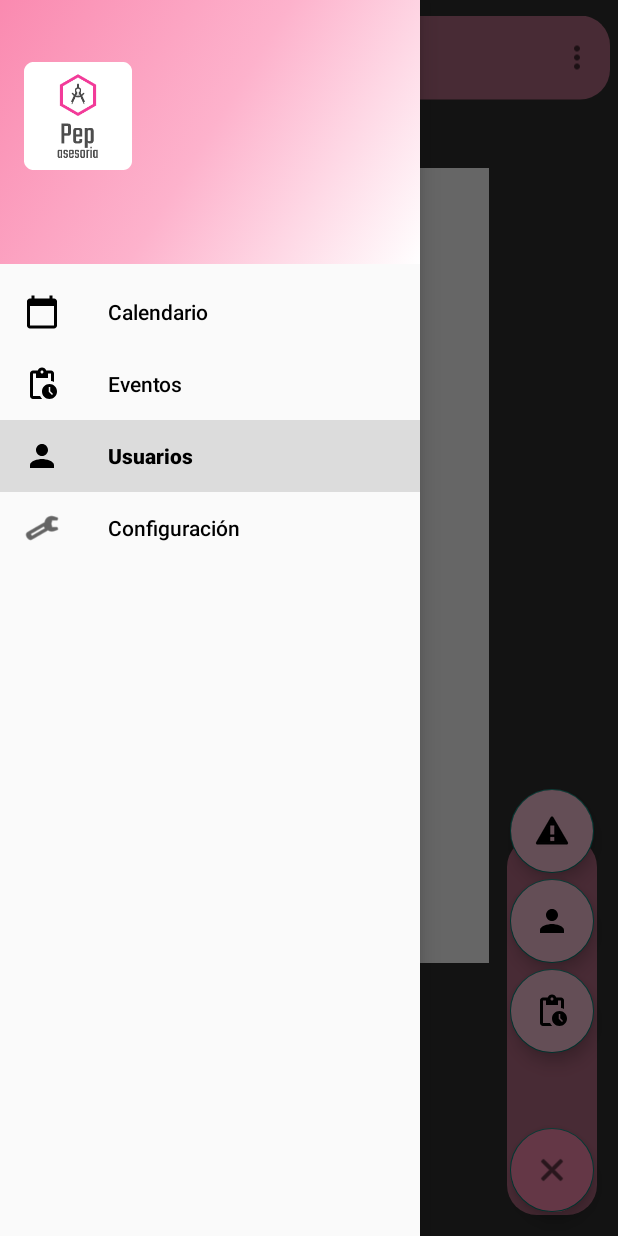
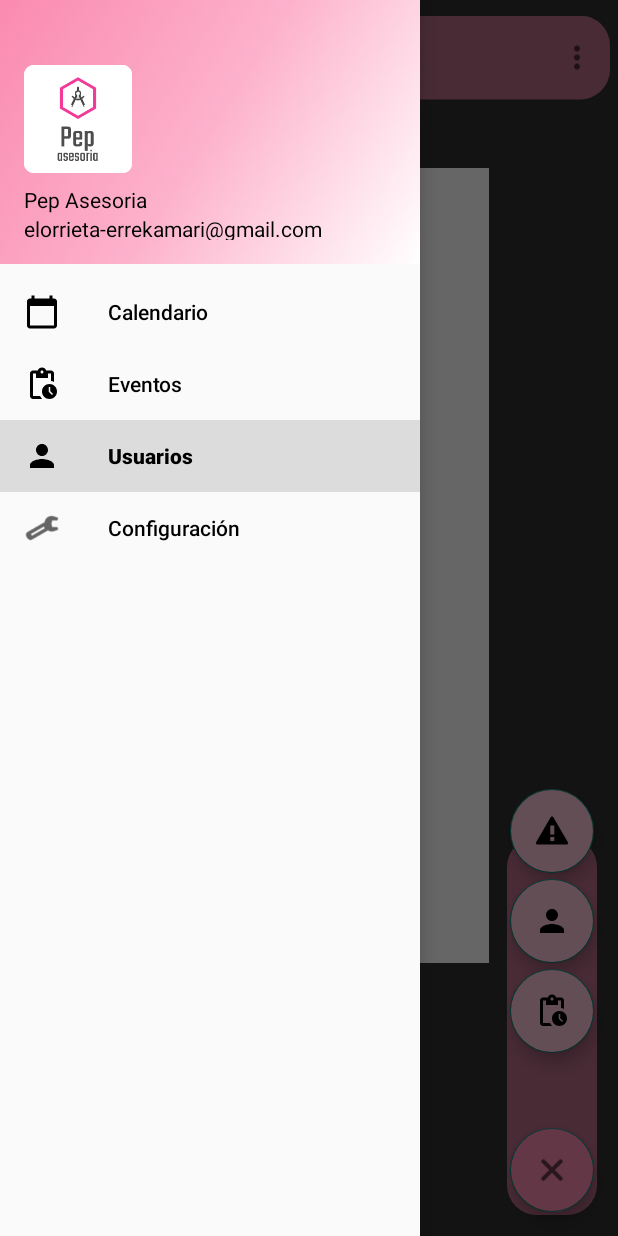
Before and after one commit to aitor-martinezur/AppGestionEventos, an Android app: the MenuActivity screen opened directly, with no data from a screen before it, in the side drawer, after a tap on "Configuración", on a phone screen of 412 x 824 dp. Run offline under Robolectric (Android 15) with nearby library versions, the phone set to English and light mode, and no system bars; our stand-ins replace navigation-ui; Roboto replaces fonts that are not available here; 2 statements that could not run were skipped.

Commit message:
cambios en la impresion de datos usuarios + verificacion admin para funcionalidad añadir usuario
arreglado el problema de que siempre mostraba el ultimo usuario en los datos del menu desplegable en vez del usuario con el que se habia iniciado sesion + hecha la verificacion de administrador para poder utilizar el boton que lleva a la funcionalidad de añadir usuario

```diff
--- a/app/src/main/java/com/grupo2/appgestioneventos/MenuActivity.java
+++ b/app/src/main/java/com/grupo2/appgestioneventos/MenuActivity.java
@@ -1,22 +1,18 @@
 package com.grupo2.appgestioneventos;
 
-import android.annotation.SuppressLint;
 import android.content.res.Resources;
-import android.graphics.drawable.AnimationDrawable;
 import android.os.Bundle;
+import android.util.Log;
 import android.util.TypedValue;
 import android.view.View;
 import android.view.Menu;
-import android.widget.Button;
 import android.widget.ImageView;
-import android.widget.LinearLayout;
 import android.widget.TextView;
 
 import com.google.android.material.floatingactionbutton.FloatingActionButton;
 import com.google.android.material.snackbar.Snackbar;
 import com.google.android.material.navigation.NavigationView;
 
-import androidx.constraintlayout.widget.ConstraintLayout;
 import androidx.navigation.NavController;
 import androidx.navigation.Navigation;
 import androidx.navigation.ui.AppBarConfiguration;
@@ -26,7 +22,7 @@ import androidx.appcompat.app.AppCompatActivity;
 
 import com.grupo2.appgestioneventos.databinding.ActivityMenuBinding;
 
-import org.w3c.dom.Text;
+import java.util.ArrayList;
 
 public class MenuActivity extends AppCompatActivity {
 
@@ -71,12 +67,12 @@ public class MenuActivity extends AppCompatActivity {
 
         //recoge true si es admin, false si no lo es
         //si es admin le deja acceder al menu de crear usuario
-        Boolean admin = false;
         binding.appBarMenu.fab4.setOnClickListener(new View.OnClickListener() {
             @Override
             public void onClick(View view) {
-                if(admin){
-
+                if(isAdmin()){
+                    Snackbar.make(view, "admin", Snackbar.LENGTH_LONG)
+                            .setAction("Action", null).show();
                 }
                 else{
                     Snackbar.make(view, "No tienes permisos para acceder a esta función.", Snackbar.LENGTH_LONG)
@@ -93,26 +89,41 @@ public class MenuActivity extends AppCompatActivity {
         getMenuInflater().inflate(R.menu.menu, menu);
 
         //valores de la otra actividad
-        String nombre="";
-        String apellido="";
-        String email="";
-        Boolean admin=null;
+        ArrayList<Usuario> usuarios = new ArrayList<>();
+        int numUsuario = 0;
+        String admin = "";
         Bundle extras = getIntent().getExtras();
         if (extras != null) {
-            nombre = extras.getString("keyNombre");
-            apellido = extras.getString("keyApellido");
-            email = extras.getString("keyEmail");
-            admin = extras.getBoolean("keyAdmin");
+            usuarios = (ArrayList<Usuario>)getIntent().getExtras().getSerializable("keyUsuarios");
+            numUsuario = extras.getInt("keyNumUsuario");
             //The key argument here must match that used in the other activity
+        }
+        if (numUsuario==0){
+            admin = "true";
+        }
+        else{
+            admin = "false";
         }
         //pone los valores en el menu desplegable
         TextView TVNombreApellido = findViewById(R.id.nombreUsuarioMenu);
         TextView TVEmail = findViewById(R.id.emailUsuarioMenu);
-        TVNombreApellido.setText(nombre+" "+apellido);
-        TVEmail.setText(email);
+        TextView valorAdmin = findViewById(R.id.valorAdmin);
+        valorAdmin.setText(admin);
+        TVNombreApellido.setText(usuarios.get(numUsuario).getNombre()+" "+usuarios.get(numUsuario).getApellido());
+        TVEmail.setText(usuarios.get(numUsuario).getEmail());
 
         return true;
     }
+
+    public boolean isAdmin(){
+        TextView valorAdmin = findViewById(R.id.valorAdmin);
+        CharSequence vAdmin = valorAdmin.getText();
+        String vAdminString = vAdmin.toString();
+        boolean isAdmin = Boolean.parseBoolean(vAdminString);
+
+        return isAdmin;
+    }
+
 
     @Override
     public boolean onSupportNavigateUp() {
--- a/app/src/main/java/com/grupo2/appgestioneventos/Usuario.java
+++ b/app/src/main/java/com/grupo2/appgestioneventos/Usuario.java
@@ -1,6 +1,8 @@
 package com.grupo2.appgestioneventos;
 
-public class Usuario {
+import java.io.Serializable;
+
+public class Usuario implements Serializable {
     int id;
     String email;
     String contrasenia;
--- a/app/src/main/res/layout/nav_header_menu.xml
+++ b/app/src/main/res/layout/nav_header_menu.xml
@@ -11,6 +11,12 @@
     android:paddingTop="@dimen/activity_vertical_margin"
     android:paddingRight="@dimen/activity_horizontal_margin"
     android:paddingBottom="@dimen/activity_vertical_margin">
+
+    <TextView
+        android:id="@+id/valorAdmin"
+        android:layout_width="match_parent"
+        android:layout_height="wrap_content"
+        android:visibility="invisible" />
 
     <ImageView
         android:id="@+id/imageView"
@@ -34,4 +40,5 @@
         android:layout_height="wrap_content"
         android:text="elorrieta-errekamari@gmail.com"
         android:textColor="@color/black" />
+
 </LinearLayout>
```
Also changed, not shown: app/src/main/java/com/grupo2/appgestioneventos/LoginActivity.java (+5 -17 lines).
